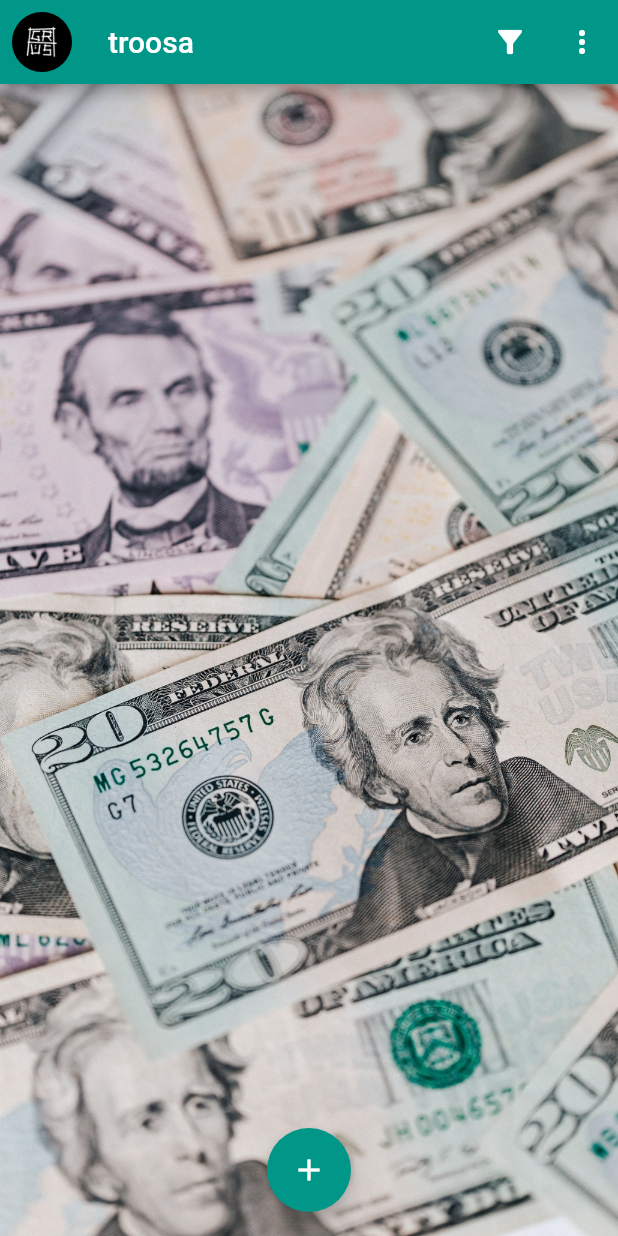
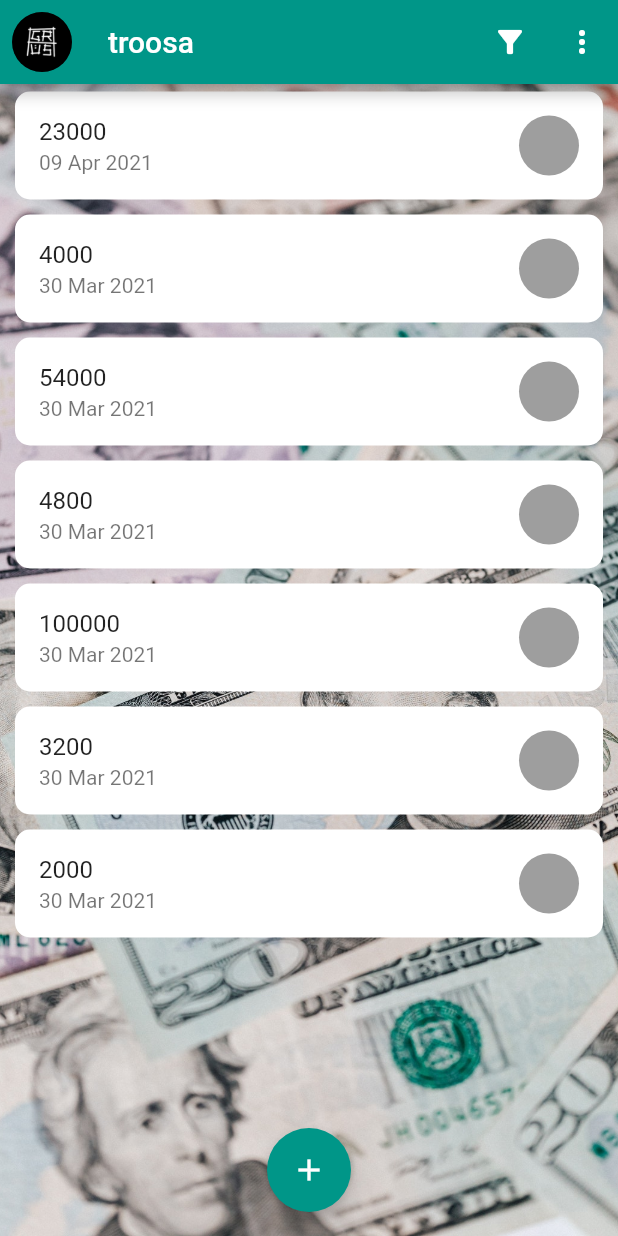
Before and after one commit to tbgracy/troosa, a Flutter app: the screen it shows after launch, on a phone screen of 412 x 824 dp. Run offline on Flutter 3.47's test engine with Material 2 defaults, Android fonts, the light colour scheme and no system bars.

Commit message:
Added a listview of the debts items

```diff
--- a/lib/main.dart
+++ b/lib/main.dart
@@ -7,7 +7,7 @@ class MyApp extends StatelessWidget {
   @override
   Widget build(BuildContext context) {
     return MaterialApp(
-      debugShowCheckedModeBanner: false,
+      // debugShowCheckedModeBanner: false,
       title: 'troosa',
       home: Home(),
       theme: ThemeData(
--- a/lib/pages/home.dart
+++ b/lib/pages/home.dart
@@ -1,4 +1,5 @@
 import 'package:flutter/material.dart';
+import 'package:troosa/widgets/debt_tile.dart';
 
 class Home extends StatelessWidget {
   @override
@@ -57,6 +58,12 @@ class Home extends StatelessWidget {
             fit: BoxFit.cover,
             height: MediaQuery.of(context).size.height,
           ),
+          ListView.builder(
+            itemCount: troosaItem.length,
+            itemBuilder: (BuildContext context, int index) {
+              return DebtTileWidget(index: index);
+            },
+          )
         ],
       ),
       floatingActionButton: FloatingActionButton(child: Icon(Icons.add), onPressed: () {}, tooltip: 'Add a debt',),
--- /dev/null
+++ b/lib/widgets/debt_tile.dart
@@ -0,0 +1,50 @@
+import 'package:flutter/material.dart';
+
+class DebtTileWidget extends StatelessWidget {
+  const DebtTileWidget({
+    Key key,
+    @required this.index, // ceci sert à initialiser la valeur de index
+  // }) : super(key: key);
+  });
+
+  final int index;
+
+  @override
+  Widget build(BuildContext context) {
+    return Container(
+      margin: EdgeInsets.symmetric(vertical: 5, horizontal: 10),
+      decoration: BoxDecoration(
+        borderRadius: BorderRadius.all(Radius.circular(10)),
+        color: Colors.white
+      ),
+      // color: Gradient(colors: colors),
+      child: ListTile(
+        shape: StadiumBorder(),
+        title: Text('${troosaItem[index].amount}'),
+        subtitle: Text('${troosaItem[index].date}'),
+        trailing: CircleAvatar(
+          backgroundColor: Colors.grey,
+        ),
+      ),
+    );
+  }
+}
+
+
+List troosaItem = [
+  TroosaItem(23000, '09 Apr 2021', 'gracy.png'),
+  TroosaItem(4000, '30 Mar 2021', 'glo.png'),
+  TroosaItem(54000, '30 Mar 2021', 'glo.png'),
+  TroosaItem(4800, '30 Mar 2021', 'glo.png'),
+  TroosaItem(100000, '30 Mar 2021', 'glo.png'),
+  TroosaItem(3200, '30 Mar 2021', 'glo.png'),
+  TroosaItem(2000, '30 Mar 2021', 'glo.png'),
+];
+
+class TroosaItem{
+  TroosaItem(this.amount, this.date, this.avatarPicture);
+
+  int amount;
+  String date;
+  String avatarPicture;
+}
```
